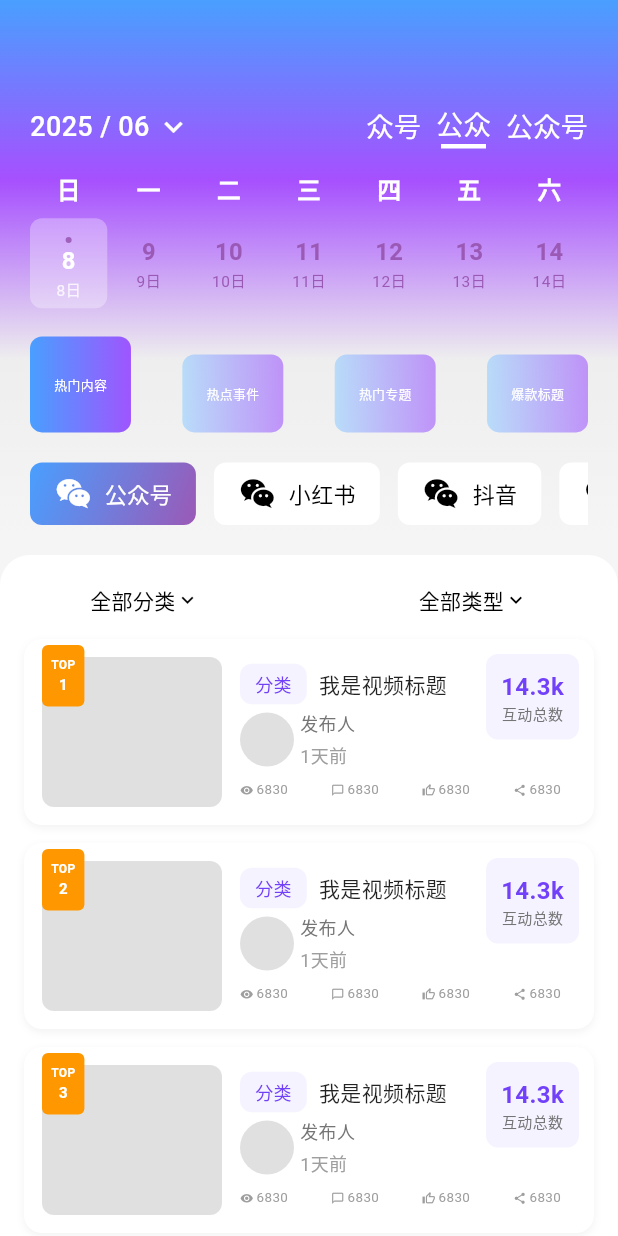
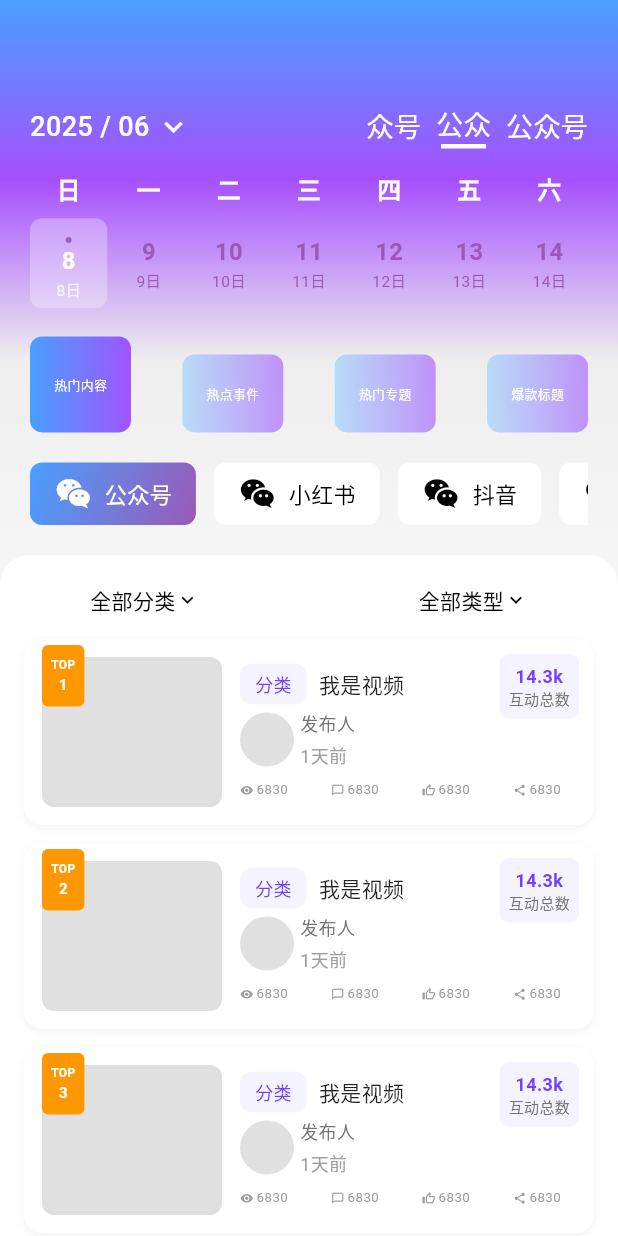
Before and after one commit to SaadKhanAwan/calender_app, a Flutter app: the screen it shows after launch, on a phone screen of 412 x 824 dp. Run offline on Flutter 3.47's test engine with Material 3 defaults, Android fonts, the phone set to English and light mode, and no system bars; Roboto replaces fonts that are missing (PingFang SC).

Commit message:
fix some issue

```diff
--- a/lib/widgets/content_item.dart
+++ b/lib/widgets/content_item.dart
@@ -79,7 +79,7 @@ class ContentItem extends StatelessWidget {
                         ),
                         SizedBox(width: 8),
                         Text(
-                          '我是视频标题',
+                          '我是视频',
                           style: TextStyle(
                             color: Colors.black87,
                             fontSize: 14,
@@ -171,9 +171,9 @@ class ContentItem extends StatelessWidget {
           right: 10,
           top: 10,
           child: Container(
-            padding: EdgeInsets.all(10),
+            padding: EdgeInsets.all(6),
             decoration: BoxDecoration(
-              borderRadius: BorderRadius.circular(8),
+              borderRadius: BorderRadius.circular(6),
               color: Color(0xFFF3F2FF).withOpacity(.9),
             ),
             child: Column(
@@ -182,7 +182,7 @@ class ContentItem extends StatelessWidget {
                   '14.3k',
                   style: TextStyle(
                     color: Color(0xFF7240F8),
-                    fontSize: 16,
+                    fontSize: 12,
                     fontWeight: FontWeight.bold,
                   ),
                 ),
```
